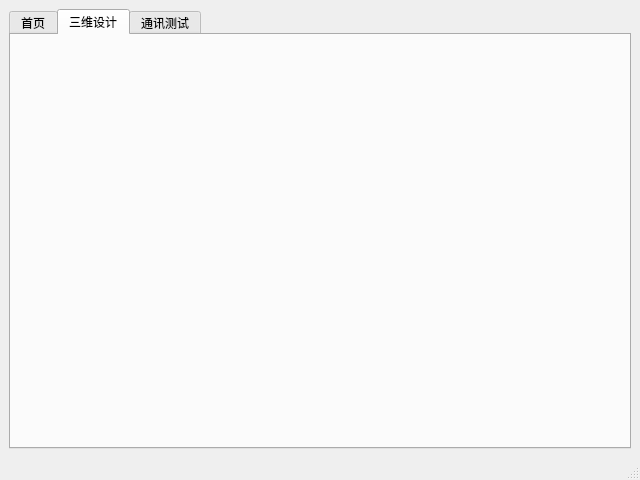
linpeng109/py_20190617, file MainFrame.ui: the form before one commit.
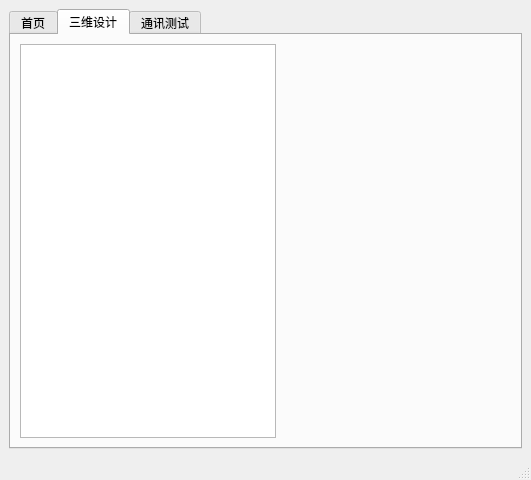
The form after the commit. The open tabs and pages were chosen to show the change.

The edit to the form file:
```diff
--- a/MainFrame.ui
+++ b/MainFrame.ui
@@ -6,7 +6,7 @@
    <rect>
     <x>0</x>
     <y>0</y>
-    <width>640</width>
+    <width>531</width>
     <height>480</height>
    </rect>
   </property>
@@ -42,7 +42,47 @@
        </attribute>
        <layout class="QVBoxLayout" name="verticalLayout_2">
         <item>
-         <layout class="QHBoxLayout" name="horizontalLayout_2"/>
+         <layout class="QGridLayout" name="gridLayout">
+          <property name="sizeConstraint">
+           <enum>QLayout::SetFixedSize</enum>
+          </property>
+          <item row="0" column="0" alignment="Qt::AlignLeft">
+           <widget class="QTreeWidget" name="treeWidget">
+            <property name="sizePolicy">
+             <sizepolicy hsizetype="Fixed" vsizetype="Expanding">
+              <horstretch>0</horstretch>
+              <verstretch>0</verstretch>
+             </sizepolicy>
+            </property>
+            <property name="layoutDirection">
+             <enum>Qt::LeftToRight</enum>
+            </property>
+            <property name="frameShape">
+             <enum>QFrame::StyledPanel</enum>
+            </property>
+            <property name="frameShadow">
+             <enum>QFrame::Raised</enum>
+            </property>
+            <property name="lineWidth">
+             <number>2</number>
+            </property>
+            <property name="midLineWidth">
+             <number>1</number>
+            </property>
+            <attribute name="headerVisible">
+             <bool>false</bool>
+            </attribute>
+            <attribute name="headerHighlightSections">
+             <bool>false</bool>
+            </attribute>
+            <column>
+             <property name="text">
+              <string notr="true">1</string>
+             </property>
+            </column>
+           </widget>
+          </item>
+         </layout>
         </item>
        </layout>
       </widget>
```
Left out of the diff: 10 changed lines with no effect on the pictures.
